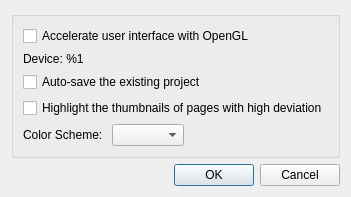
Old version of the form ui/SettingsDialog.ui in the repository 4lex4/scantailor-advanced.
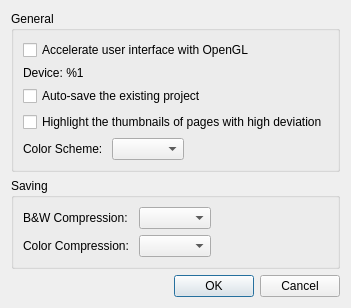
New version of the form.

Commit message:
Tiff compression feature reworked.
Now there are two options in settings dialog: B&W and color compression.
The B&W one has None, LZW, Deflate and CCITT G4 options.
The color one has None, LZW, Deflate and JPEG options.

What changed in the file:
```diff
--- a/ui/SettingsDialog.ui
+++ b/ui/SettingsDialog.ui
@@ -7,7 +7,7 @@
     <x>0</x>
     <y>0</y>
     <width>318</width>
-    <height>183</height>
+    <height>290</height>
    </rect>
   </property>
   <property name="windowTitle">
@@ -17,7 +17,7 @@
    <item>
     <widget class="QGroupBox" name="groupBox">
      <property name="title">
-      <string/>
+      <string>General</string>
      </property>
      <layout class="QVBoxLayout" name="verticalLayout_2">
       <item>
@@ -82,6 +82,52 @@
      <zorder>highlightDeviationCB</zorder>
     </widget>
    </item>
+   <item>
+    <widget class="QGroupBox" name="groupBox_2">
+     <property name="title">
+      <string>Saving</string>
+     </property>
+     <layout class="QHBoxLayout" name="horizontalLayout_2">
+      <item>
+       <layout class="QGridLayout" name="gridLayout">
+        <item row="0" column="0">
+         <widget class="QLabel" name="tiffCompressionBWLabel">
+          <property name="text">
+           <string>B&amp;W Compression: </string>
+          </property>
+         </widget>
+        </item>
+        <item row="0" column="1">
+         <widget class="QComboBox" name="tiffCompressionBWBox"/>
+        </item>
+        <item row="1" column="0">
+         <widget class="QLabel" name="tiffCompressionColorLabel">
+          <property name="text">
+           <string>Color Compression: </string>
+          </property>
+         </widget>
+        </item>
+        <item row="1" column="1">
+         <widget class="QComboBox" name="tiffCompressionColorBox"/>
+        </item>
+       </layout>
+      </item>
+      <item>
+       <spacer name="horizontalSpacer_2">
+        <property name="orientation">
+         <enum>Qt::Horizontal</enum>
+        </property>
+        <property name="sizeHint" stdset="0">
+         <size>
+          <width>98</width>
+          <height>20</height>
+         </size>
+        </property>
+       </spacer>
+      </item>
+     </layout>
+    </widget>
+   </item>
    <item>
     <spacer name="verticalSpacer">
      <property name="orientation">
```
The commit also changes 13 other files.
